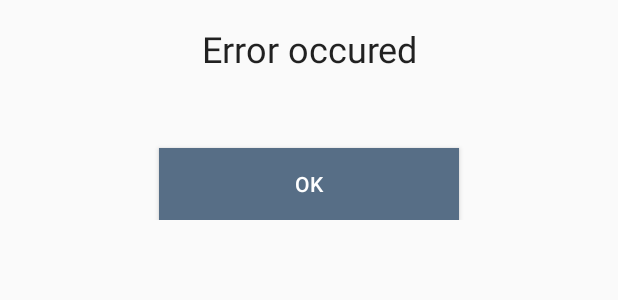
After one commit to TheBoringTeam/AwesomeMusic, an Android app: the layout dialog_error.xml on its own in the app's theme, with its tools: preview values and no code run, on a phone screen of 412 x 824 dp. The commit adds this screen. Shown: the top 300 px of the screen. Run offline under Robolectric (Android 15) with nearby library versions, the phone set to English and light mode, and no system bars.

Commit message:
Added dialog for errors

```diff
--- a/app/src/main/java/com/music/awesomemusic/functionalities/sign_up/SignUpActivity.kt
+++ b/app/src/main/java/com/music/awesomemusic/functionalities/sign_up/SignUpActivity.kt
@@ -2,11 +2,11 @@ package com.music.awesomemusic.functionalities.sign_up
 
 import android.content.Intent
 import android.content.SharedPreferences
-import androidx.appcompat.app.AppCompatActivity
 import android.os.Bundle
 import android.view.View
 import android.view.animation.AnimationUtils
 import android.widget.Toast
+import androidx.appcompat.app.AppCompatActivity
 import androidx.databinding.DataBindingUtil
 import androidx.lifecycle.Observer
 import androidx.lifecycle.ViewModelProviders
@@ -14,8 +14,8 @@ import com.music.awesomemusic.R
 import com.music.awesomemusic.databinding.ActivitySignUpBinding
 import com.music.awesomemusic.di.Injectable
 import com.music.awesomemusic.di.ViewModelInjectionFactory
+import com.music.awesomemusic.functionalities.dialogs.error.DialogErrorFragment
 import com.music.awesomemusic.functionalities.login.LoginActivity
-import kotlinx.android.synthetic.main.activity_login.*
 import kotlinx.android.synthetic.main.activity_sign_up.*
 import javax.inject.Inject
 
@@ -52,6 +52,8 @@ class SignUpActivity : AppCompatActivity(), Injectable {
                 }
                 is SignUpState.Error -> {
                     //TODO: Create beautiful alert
+                    val errorDialog = DialogErrorFragment(event.message)
+                    errorDialog.show(supportFragmentManager, "Error dialog")
                     Toast.makeText(applicationContext, event.message, Toast.LENGTH_LONG).show()
                 }
                 is SignUpState.ValidationError -> {
--- /dev/null
+++ b/app/src/main/res/layout/dialog_error.xml
@@ -0,0 +1,45 @@
+<?xml version="1.0" encoding="utf-8"?>
+<androidx.constraintlayout.widget.ConstraintLayout
+    xmlns:android="http://schemas.android.com/apk/res/android"
+    xmlns:app="http://schemas.android.com/apk/res-auto"
+    android:layout_width="match_parent"
+    android:layout_height="wrap_content">
+
+    <LinearLayout
+        android:layout_width="match_parent"
+        android:layout_height="wrap_content"
+        android:orientation="vertical"
+        android:padding="16dp"
+        app:layout_constraintBottom_toBottomOf="parent"
+        app:layout_constraintTop_toTopOf="parent">
+
+        <TextView
+            android:layout_width="match_parent"
+            android:layout_height="wrap_content"
+            android:gravity="center_horizontal"
+            android:text="Error occured"
+            android:textAlignment="center"
+            android:textAppearance="@style/TextAppearance.AppCompat.Headline" />
+
+        <TextView
+            android:id="@+id/dialog_error_tv_error"
+            android:layout_width="match_parent"
+            android:layout_height="wrap_content"
+            android:layout_marginTop="10dp"
+            android:gravity="center_horizontal"
+            android:text=""
+            android:textAlignment="center"
+            android:textAppearance="@style/TextAppearance.AppCompat.Medium" />
+
+        <Button
+            android:id="@+id/dialog_error_btn_submit"
+            android:layout_width="200dp"
+            android:layout_height="wrap_content"
+            android:layout_gravity="center"
+            android:layout_marginTop="15dp"
+            android:background="@color/colorPrimary"
+            android:text="Ok"
+            android:textColor="#FFF" />
+    </LinearLayout>
+
+</androidx.constraintlayout.widget.ConstraintLayout>
```
Also changed, not shown: app/src/main/java/com/music/awesomemusic/functionalities/dialogs/error/DialogErrorFragment.kt (added, +51 -0 lines).
